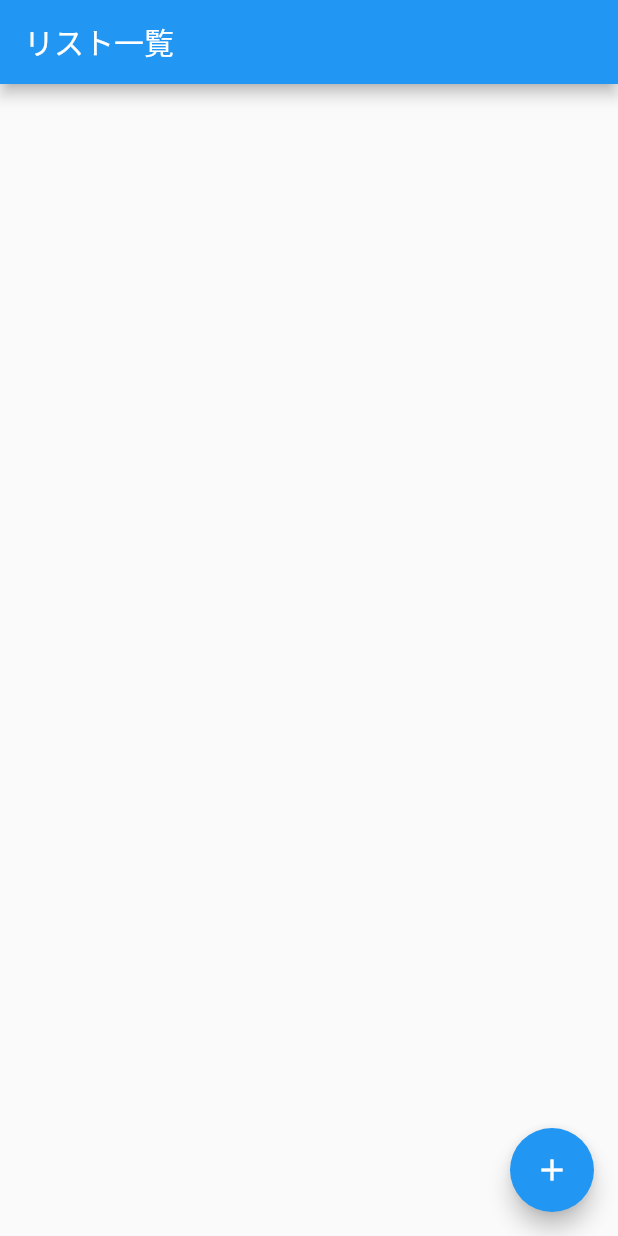
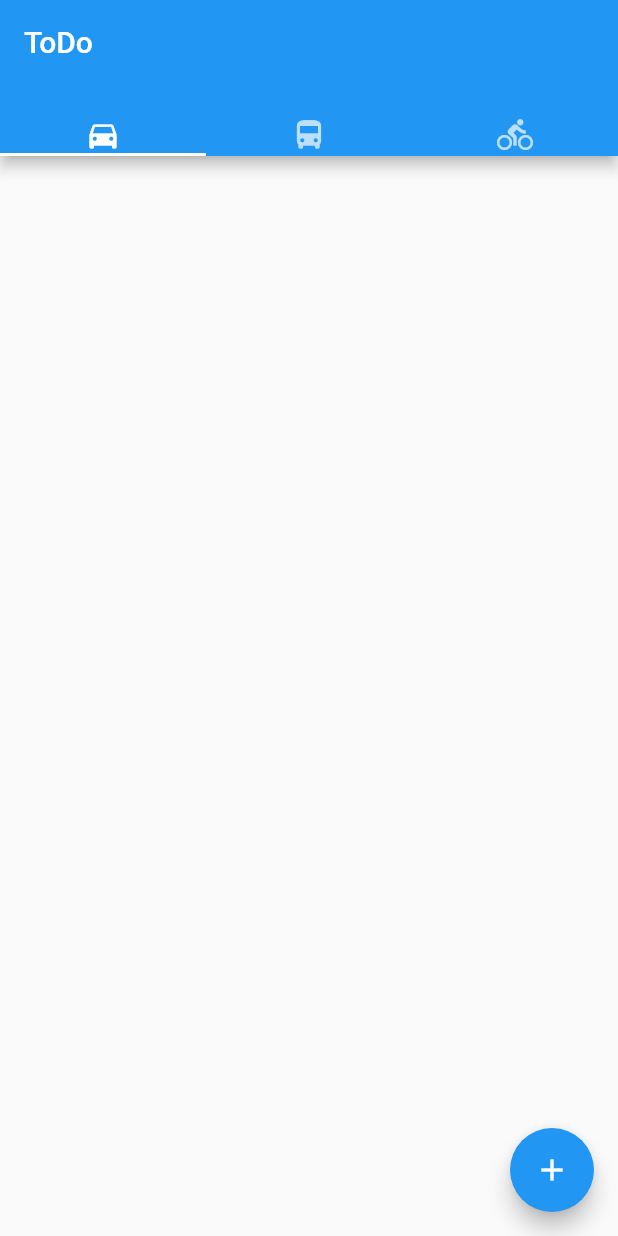
Before and after one commit to y-yuki-zip/score_todo, a Flutter app: the screen it shows after launch, on a phone screen of 412 x 824 dp. Run offline on Flutter 3.47's test engine with Material 2 defaults, Android fonts, the light colour scheme and no system bars.

Commit message:
feat タブ追加

```diff
--- a/lib/view/MyApp.dart
+++ b/lib/view/MyApp.dart
@@ -1,5 +1,5 @@
 import 'package:flutter/material.dart';
-import 'todo_list/todo_list.dart' ;
+import 'todo_list/todo_group.dart' ;
 
 class MyApp extends StatelessWidget {
   const MyApp({super.key});
@@ -14,7 +14,7 @@ class MyApp extends StatelessWidget {
         primarySwatch: Colors.blue,
       ),
       // リスト一覧
-      home: TodoListPage(),
+      home: const TodoGroup(),
     );
   }
 }
--- a/lib/view/todo_list/todo_add.dart
+++ b/lib/view/todo_list/todo_add.dart
@@ -2,11 +2,14 @@ import 'package:flutter/material.dart';
 
 // リスト追加
 class TodoAddPage extends StatefulWidget {
+  // コンストラクタ
+  const TodoAddPage({super.key});
+
   @override
-  _TodoAddPageState createState() => _TodoAddPageState();
+  TodoAddPageState createState() => TodoAddPageState();
 }
 // リスト追加の状態
-class _TodoAddPageState extends State<TodoAddPage> {
+class TodoAddPageState extends State<TodoAddPage> {
   String _text = '';
 
   @override
@@ -34,7 +37,7 @@ class _TodoAddPageState extends State<TodoAddPage> {
             // 余白
             const SizedBox(height: 8),
             // ボタン
-            Container(
+            SizedBox(
               width: double.infinity,
               child: ElevatedButton(
                 onPressed: (){
@@ -46,7 +49,7 @@ class _TodoAddPageState extends State<TodoAddPage> {
             ),
             // 余白
             const SizedBox(height: 8),
-            Container(
+            SizedBox(
               width: double.infinity,
               child: TextButton(
                 onPressed: (){
--- /dev/null
+++ b/lib/view/todo_list/todo_group.dart
@@ -0,0 +1,45 @@
+import 'package:flutter/material.dart';
+import 'todo_list.dart';
+
+/// Todoリストのタブ
+class TodoGroup extends StatefulWidget {
+  const TodoGroup({Key? key}) : super(key: key);
+
+  static const List<Widget> tabs = [
+    Icon(Icons.directions_car),
+    Icon(Icons.directions_bus),
+    Icon(Icons.directions_bike),
+  ];
+
+  static const List<Widget> tabBodys = [
+    TodoListPage(),
+    TodoListPage(),
+    TodoListPage(),
+  ];
+
+  @override
+  TodoGroupState createState() => TodoGroupState();
+}
+
+/// Todoリストのタブの状態
+class TodoGroupState extends State<TodoGroup> {
+  @override
+  Widget build(BuildContext context) {
+    return MaterialApp(
+      home: DefaultTabController(
+        length: 3,
+        child: Scaffold(
+          appBar: AppBar(
+            bottom: const TabBar(
+              tabs: TodoGroup.tabs,
+            ),
+            title: const Text('ToDo'),
+          ),
+          body: const TabBarView(
+            children: TodoGroup.tabBodys,
+          ),
+        ),
+      ),
+    );
+  }
+}
--- a/lib/view/todo_list/todo_list.dart
+++ b/lib/view/todo_list/todo_list.dart
@@ -3,20 +3,21 @@ import 'todo_add.dart' ;
 
 // ToDoリスト一覧画面
 class TodoListPage extends StatefulWidget {
+  // コンストラクタ
+  const TodoListPage({super.key});
+
+  // createStateのオーバーライド
   @override
-  _TodoListPageState createState() =>  _TodoListPageState();
+  TodoListPageState createState() =>  TodoListPageState();
 }
 // ToDoリスト
-class _TodoListPageState extends State<TodoListPage> {
+class TodoListPageState extends State<TodoListPage> {
   // Todoリストのデータ
   List<String> todoList = [];
 
   @override
   Widget build(BuildContext context) {
       return Scaffold(
-        appBar: AppBar(
-          title: const Text('リスト一覧'),
-        ),
         body: ListView.builder(
           // リストの行数
           itemCount: todoList.length,
@@ -35,7 +36,7 @@ class _TodoListPageState extends State<TodoListPage> {
           final newListText = await Navigator.of(context).push(
             MaterialPageRoute(builder: (context) {
               // ToDo追加画面に遷移する
-              return TodoAddPage();
+              return const TodoAddPage();
             }),
           );
           // 変更を受け取れば
```
